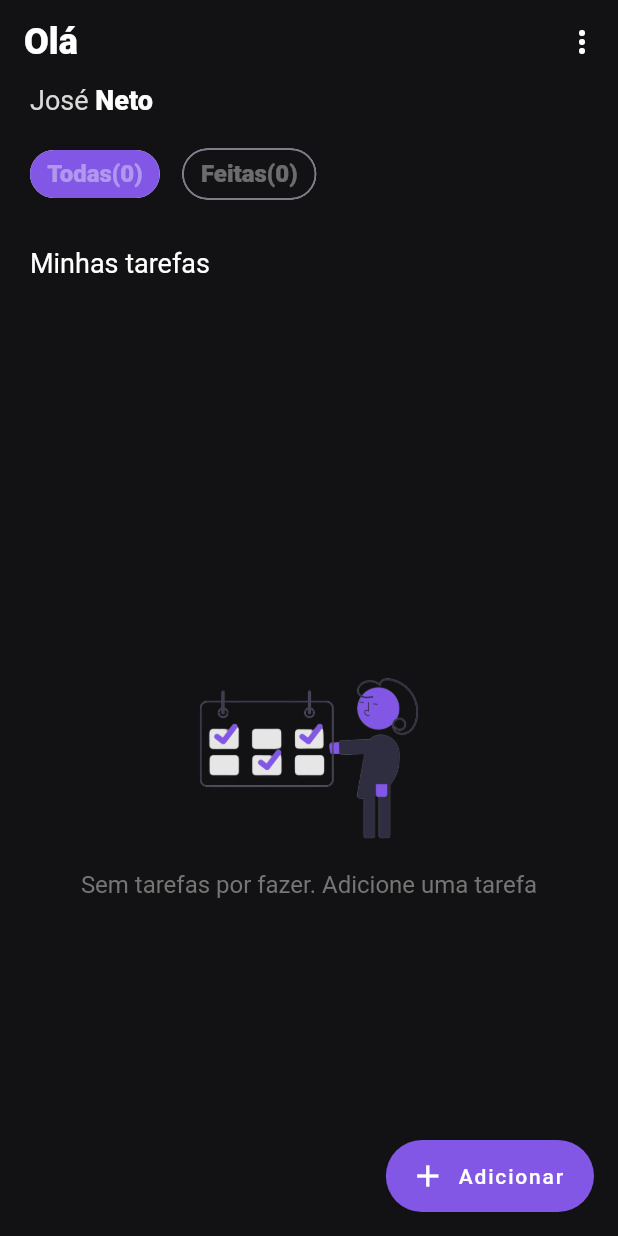
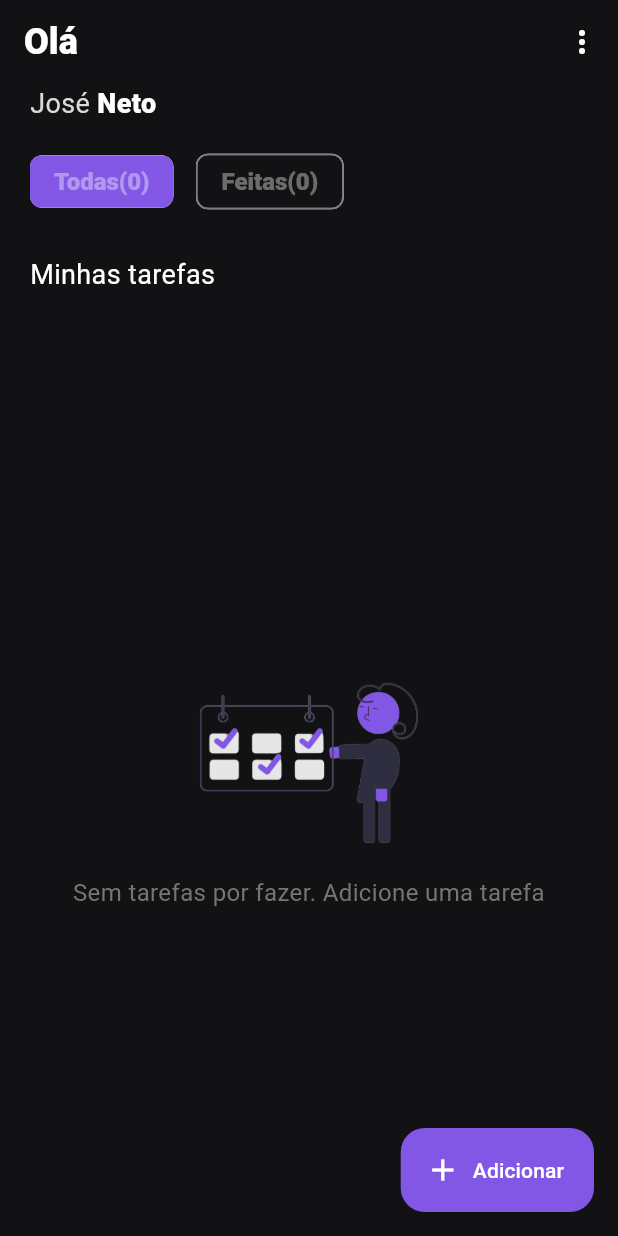
Before and after one commit to josedeneto/todo_app, a Flutter app: the screen it shows after launch, on a phone screen of 412 x 824 dp. Run offline on Flutter 3.47's test engine with Material 2 defaults, Android fonts, the phone set to English and light mode, and no system bars.

Commit message:
use material 3

```diff
--- a/lib/app/utils/theme/app_theme.dart
+++ b/lib/app/utils/theme/app_theme.dart
@@ -12,6 +12,7 @@ class AppTheme {
           bodySmall: AppTypography.normal,
           bodyMedium: AppTypography.normal,
         ),
+        useMaterial3: true,
         listTileTheme: ListTileThemeData(
           contentPadding: const EdgeInsets.only(left: 0),
           leadingAndTrailingTextStyle: AppTypography.normal,
@@ -28,6 +29,7 @@ class AppTheme {
         ),
         chipTheme: ChipThemeData(
           selectedColor: AppColor.secondary,
+          checkmarkColor: AppColor.white,
           disabledColor: AppColor.background,
           labelStyle: AppTypography.boldText!.copyWith(
             fontSize: 16,
@@ -49,14 +51,16 @@ class AppTheme {
           elevation: 0,
         ),
         floatingActionButtonTheme: const FloatingActionButtonThemeData(
-          disabledElevation: 0,
+          disabledElevation:0,
           backgroundColor: AppColor.secondary,
           elevation: 0,
+          foregroundColor: AppColor.white,
         ),
         elevatedButtonTheme: ElevatedButtonThemeData(
           style: ElevatedButton.styleFrom(
             padding: const EdgeInsets.all(14),
             backgroundColor: AppColor.secondary,
+            foregroundColor: AppColor.white
           ),
         ),
         dividerTheme: const DividerThemeData(
--- a/lib/app/utils/widgets/app_bar_widget.dart
+++ b/lib/app/utils/widgets/app_bar_widget.dart
@@ -1,3 +1,4 @@
+import 'package:app_todo/app/utils/colors/app_color.dart';
 import 'package:flutter/material.dart';
 import 'package:flutter/services.dart';
 
@@ -7,9 +8,9 @@ class AppBarWidget extends AppBar {
   AppBarWidget({super.key, required super.title, this.implyLeading = true, super.actions})
       : super(
           automaticallyImplyLeading: implyLeading,
+          foregroundColor: AppColor.white,
           systemOverlayStyle: const SystemUiOverlayStyle(
             statusBarColor: Colors.transparent,
-
           ),
         );
 }
```
